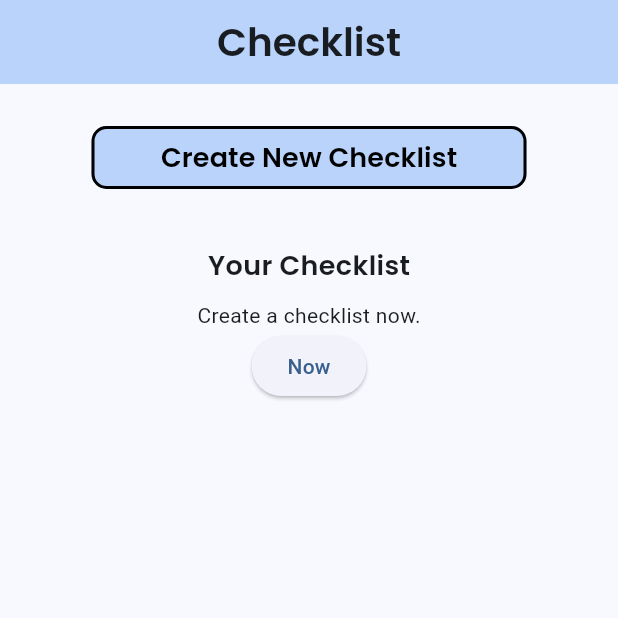
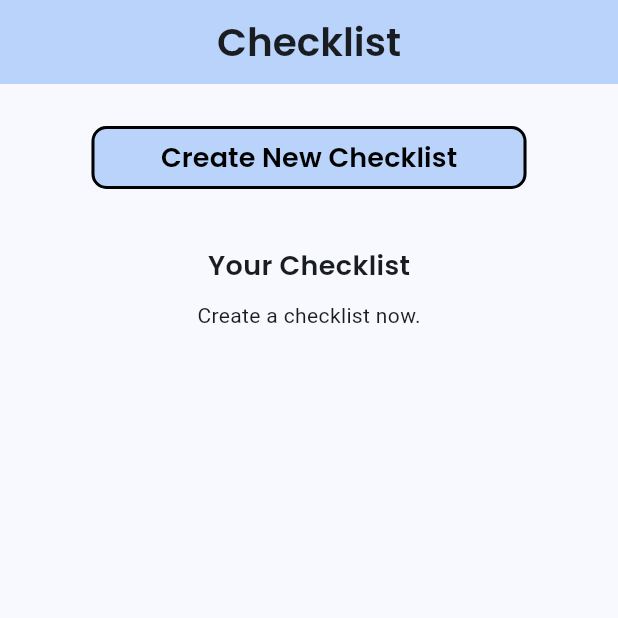
Before and after one commit to junnyi0301/caching, a Flutter app: the ChecklistPage screen opened directly, on a phone screen of 412 x 824 dp, the top half of it. Run offline on Flutter 3.47's test engine with Material 3 defaults, Android fonts, the phone set to English and light mode, and no system bars; our stand-ins replace cloud_firestore, firebase_auth, firebase_core, flutter_local_notifications, google_fonts, permission_handler and 1 more; accounts and stored records are empty.

Commit message:
delete unecessary

```diff
--- a/lib/checklist/views/checklist_page.dart
+++ b/lib/checklist/views/checklist_page.dart
@@ -100,11 +100,8 @@ class _ChecklistPageState extends State<ChecklistPage> {
                       },
                     ),
                   )
-              ),
+              )
 
-              ElevatedButton(onPressed: (){
-                print(DateTime.now());
-              }, child: Text("Now"))
             ],
           ),
         ),
```
